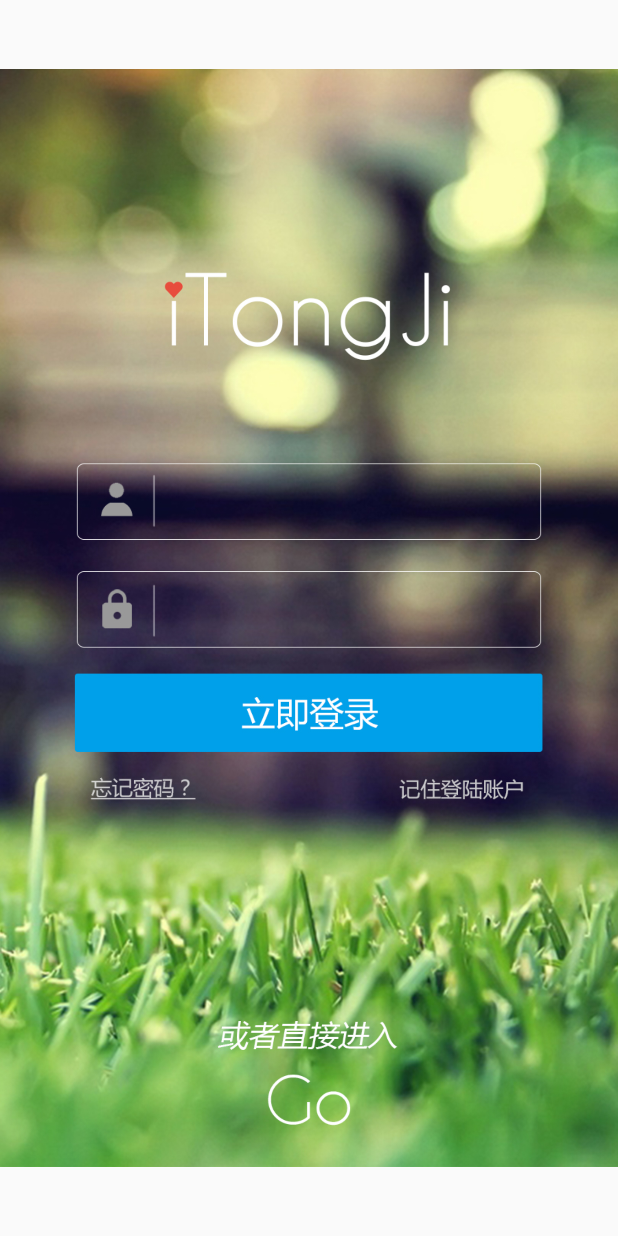
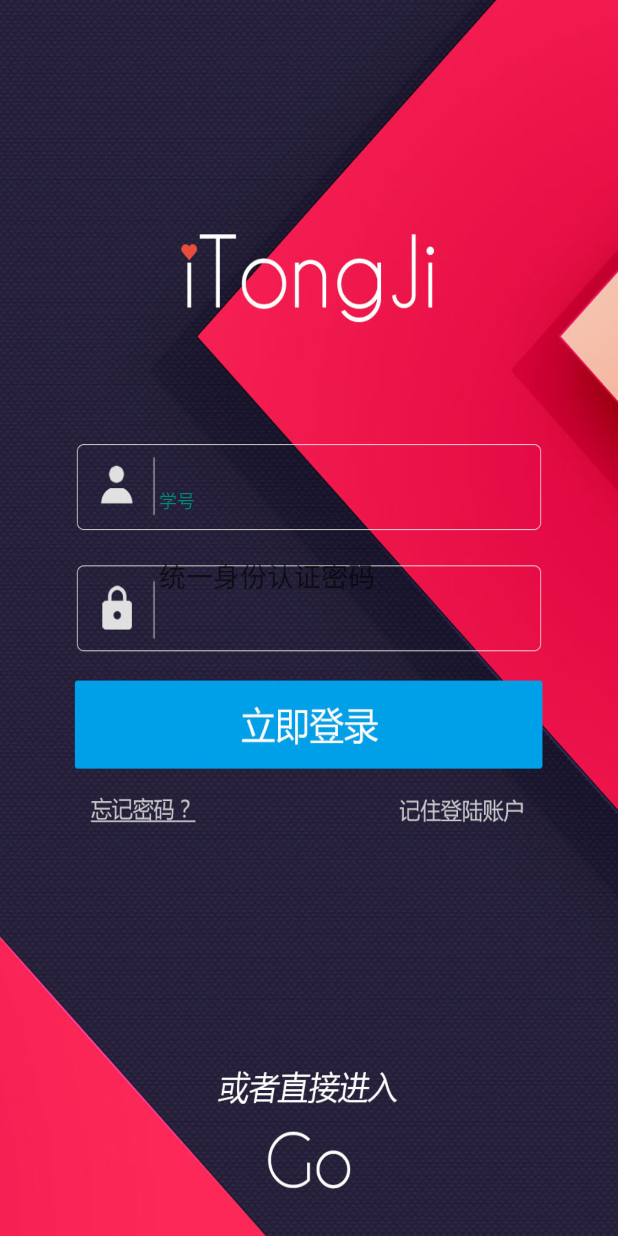
Before and after one commit to Novemser/iTongJi-App, an Android app: the screen it shows after launch (WelcomeSceneAty), on a phone screen of 412 x 824 dp. Run offline under Robolectric (Android 15) with nearby library versions, the phone set to English and light mode, and no system bars.

Commit message:
-引入了Volley -尝试加入登陆界面的交互

```diff
--- a/app/build.gradle
+++ b/app/build.gradle
@@ -30,4 +30,8 @@ dependencies {
     compile fileTree(dir: 'libs', include: ['*.jar'])
     compile 'com.android.support:appcompat-v7:23.0.1'
     compile 'com.android.support:design:23.0.1'
+    compile 'com.mcxiaoke.volley:library:1.0.18'
+//    compile 'com.android.support:recyclerview-v7:23.1.0'
+//    compile 'com.android.support:percent:23.1.0'
+//    compile 'com.android.support:support-annotations:23.1.0'
 }
--- a/app/src/main/java/com/example/aitongji/MainActivity.java
+++ b/app/src/main/java/com/example/aitongji/MainActivity.java
@@ -4,16 +4,23 @@ import android.graphics.Color;
 import android.os.Bundle;
 import android.support.design.widget.NavigationView;
 import android.support.design.widget.Snackbar;
+import android.support.design.widget.TextInputLayout;
 import android.support.v4.view.GravityCompat;
 import android.support.v4.widget.DrawerLayout;
 import android.support.v7.app.ActionBarDrawerToggle;
 import android.support.v7.app.AppCompatActivity;
 import android.support.v7.widget.Toolbar;
+import android.text.Html;
 import android.view.Menu;
 import android.view.MenuItem;
 import android.view.View;
 import android.widget.AdapterView;
 
+import com.android.volley.Request;
+import com.android.volley.Response;
+import com.android.volley.VolleyError;
+import com.android.volley.toolbox.StringRequest;
+import com.android.volley.toolbox.Volley;
 import com.example.aitongji.R;
 
 public class MainActivity extends AppCompatActivity implements AdapterView.OnItemClickListener {
@@ -137,6 +144,23 @@ public class MainActivity extends AppCompatActivity implements AdapterView.OnIte
 
         mDrawerLayout.setDrawerListener(mActionBarDrawerToggle);
         mActionBarDrawerToggle.syncState();
+
+        // 2015.10.24
+        // Learn Volley
+        StringRequest stringRequest = new StringRequest(Request.Method.GET, "http://www.baidu.com", new Response.Listener<String>() {
+            @Override
+            public void onResponse(String response) {
+                System.out.println(response);
+            }
+        }, new Response.ErrorListener() {
+            @Override
+            public void onErrorResponse(VolleyError error) {
+                error.printStackTrace();
+            }
+        });
+
+        Volley.newRequestQueue(getApplication()).add(stringRequest);
+        // Learn Volley
     }
 
     public void setUpContent(NavigationView mNavigationView) {
@@ -184,7 +208,6 @@ public class MainActivity extends AppCompatActivity implements AdapterView.OnIte
     @Override
     public void onItemClick(AdapterView<?> parent, View view, int position, long id) {
         System.out.println(position);
-
     }
 
 
--- a/app/src/main/java/com/example/aitongji/OpenGLES20Test.java
+++ b/app/src/main/java/com/example/aitongji/OpenGLES20Test.java
@@ -2,7 +2,6 @@ package com.example.aitongji;
 
 import android.opengl.GLSurfaceView;
 import android.os.Bundle;
-import android.os.PersistableBundle;
 import android.support.v7.app.AppCompatActivity;
 
 /**
--- a/app/src/main/java/com/example/aitongji/WelcomeSceneAty.java
+++ b/app/src/main/java/com/example/aitongji/WelcomeSceneAty.java
@@ -1,19 +1,26 @@
 package com.example.aitongji;
 
 import android.content.Intent;
+import android.os.Bundle;
+import android.support.design.widget.TextInputLayout;
 import android.support.v7.app.AppCompatActivity;
-import android.os.Bundle;
-import android.view.Menu;
-import android.view.MenuItem;
 import android.view.Window;
 import android.view.WindowManager;
-
-import com.example.aitongji.R;
 
 import java.util.Timer;
 import java.util.TimerTask;
 
 public class WelcomeSceneAty extends AppCompatActivity {
+
+
+    public void configInputText() {
+        TextInputLayout mUser = (TextInputLayout) findViewById(R.id.text_input_user_name);
+        TextInputLayout mPass = (TextInputLayout) findViewById(R.id.text_input_password);
+        mUser.setHint("学号");
+        mPass.setHint("统一身份认证密码");
+        mUser.setHintAnimationEnabled(true);
+        mPass.setHintAnimationEnabled(true);
+    }
 
     @Override
     protected void onCreate(Bundle savedInstanceState) {
@@ -36,8 +43,10 @@ public class WelcomeSceneAty extends AppCompatActivity {
                 finish();
             }
         };
+        configInputText();
+
 
         // 2.5s后进入主界面
-        timer.schedule(task, 25000);
+        timer.schedule(task, 250000);
     }
 }
--- a/app/src/main/res/layout/activity_welcome_scene_aty.xml
+++ b/app/src/main/res/layout/activity_welcome_scene_aty.xml
@@ -3,22 +3,6 @@
     android:layout_width="fill_parent"
     android:layout_height="fill_parent"
     tools:context="com.example.learndrawlayout.WelcomeSceneAty">
-
-    <LinearLayout
-        android:layout_width="fill_parent"
-        android:orientation="vertical"
-        android:layout_height="wrap_content">
-
-        <LinearLayout
-            android:layout_width="fill_parent"
-            android:orientation="vertical"
-            android:layout_weight="0"
-            android:focusable="true"
-            android:focusableInTouchMode="true"
-            android:layout_height="fill_parent">
-
-        </LinearLayout>
-    </LinearLayout>
 
     <ImageView
         android:id="@+id/imageView"
@@ -26,7 +10,55 @@
         android:layout_height="match_parent"
         android:layout_centerHorizontal="true"
         android:layout_centerVertical="true"
-        android:src="@drawable/login"
-        />
+        android:scaleType="fitXY"
+        android:src="@drawable/login" />
+
+    <LinearLayout
+        android:layout_width="fill_parent"
+        android:layout_height="fill_parent"
+        android:orientation="vertical">
+
+        <LinearLayout
+            android:layout_width="fill_parent"
+            android:layout_height="fill_parent"
+            android:layout_weight="0.56">
+
+            <android.support.design.widget.TextInputLayout
+                android:id="@+id/text_input_user_name"
+                android:layout_width="fill_parent"
+                android:layout_height="wrap_content"
+                android:layout_gravity="bottom"
+                android:gravity="center_horizontal">
+
+                <EditText
+                    android:layout_width="200dp"
+                    android:layout_height="wrap_content"
+                    android:inputType="number"
+                    android:background="@null"/>
+            </android.support.design.widget.TextInputLayout>
+        </LinearLayout>
+
+        <LinearLayout
+            android:layout_width="fill_parent"
+            android:layout_height="fill_parent"
+            android:layout_weight="0.44">
+
+            <android.support.design.widget.TextInputLayout
+                android:id="@+id/text_input_password"
+                android:layout_width="fill_parent"
+                android:layout_height="wrap_content"
+                android:layout_gravity="top"
+                android:gravity="center_horizontal">
+
+                <EditText
+                    android:layout_width="200dp"
+                    android:layout_height="wrap_content"
+                    android:inputType="textPassword"
+                    android:background="@null"/>
+            </android.support.design.widget.TextInputLayout>
+        </LinearLayout>
+
+    </LinearLayout>
+
 
 </RelativeLayout>
--- a/app/src/main/res/menu/menu_drawer.xml
+++ b/app/src/main/res/menu/menu_drawer.xml
@@ -43,7 +43,7 @@
     </group>
 
     <group android:id="@+id/group_2"
-        android:checkableBehavior="none">
+        android:checkableBehavior="single">
         <item
             android:id="@+id/s1"
             android:title="自定义版块" />
```
Also changed, not shown: app/src/main/res/drawable/login.jpg, 1 other file.
